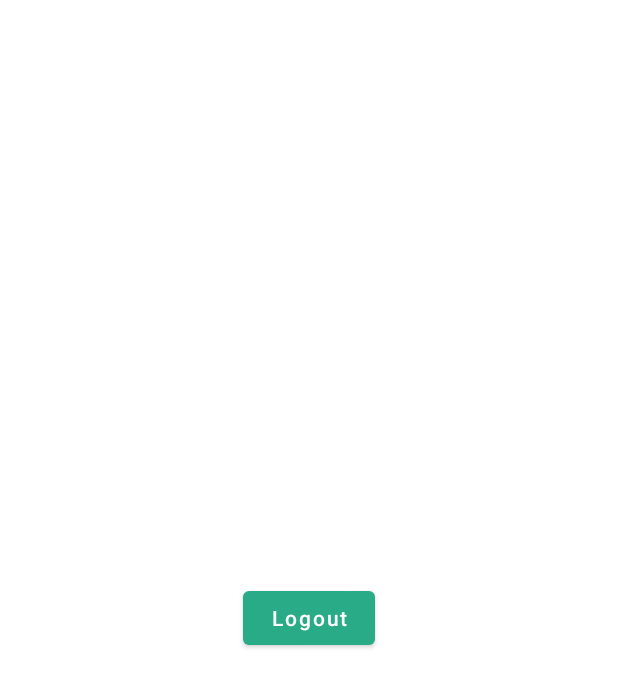
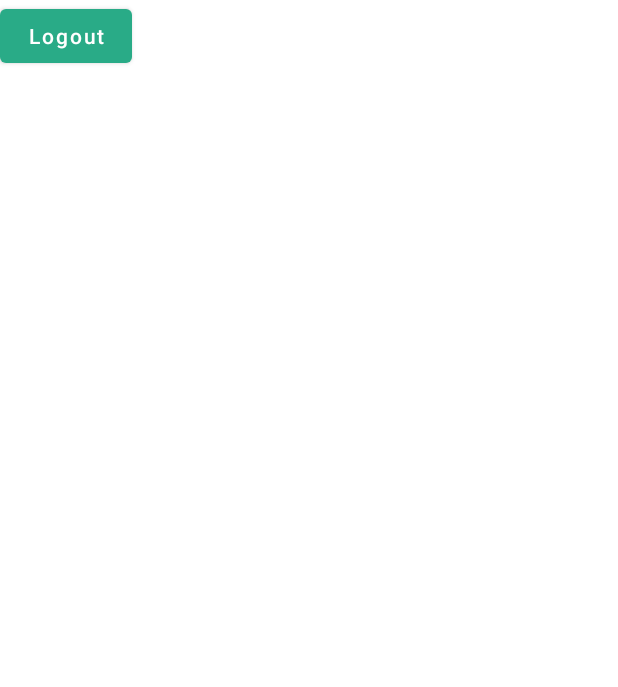
Before and after one commit to stefanus-dany/Mascon, an Android app: the layout activity_main.xml on its own in the app's theme, with its tools: preview values and no code run, on a phone screen of 412 x 824 dp. Shown: the top 687 px of the screen. Run offline under Robolectric (Android 15) with nearby library versions, the phone set to English and light mode, and no system bars.

```diff
--- a/app/src/main/res/layout/activity_main.xml
+++ b/app/src/main/res/layout/activity_main.xml
@@ -15,8 +15,10 @@
         android:textAllCaps="false"
         app:layout_constraintBottom_toBottomOf="parent"
         app:layout_constraintEnd_toEndOf="parent"
+        app:layout_constraintHorizontal_bias="0.0"
         app:layout_constraintStart_toStartOf="parent"
-        app:layout_constraintTop_toTopOf="parent" />
+        app:layout_constraintTop_toTopOf="parent"
+        app:layout_constraintVertical_bias="0.0" />
 
     <FrameLayout
         android:id="@+id/fl_wrapper"
```
Also changed, not shown: app/src/main/java/com/example/mascon/MainActivity.kt (+45 -7 lines).
